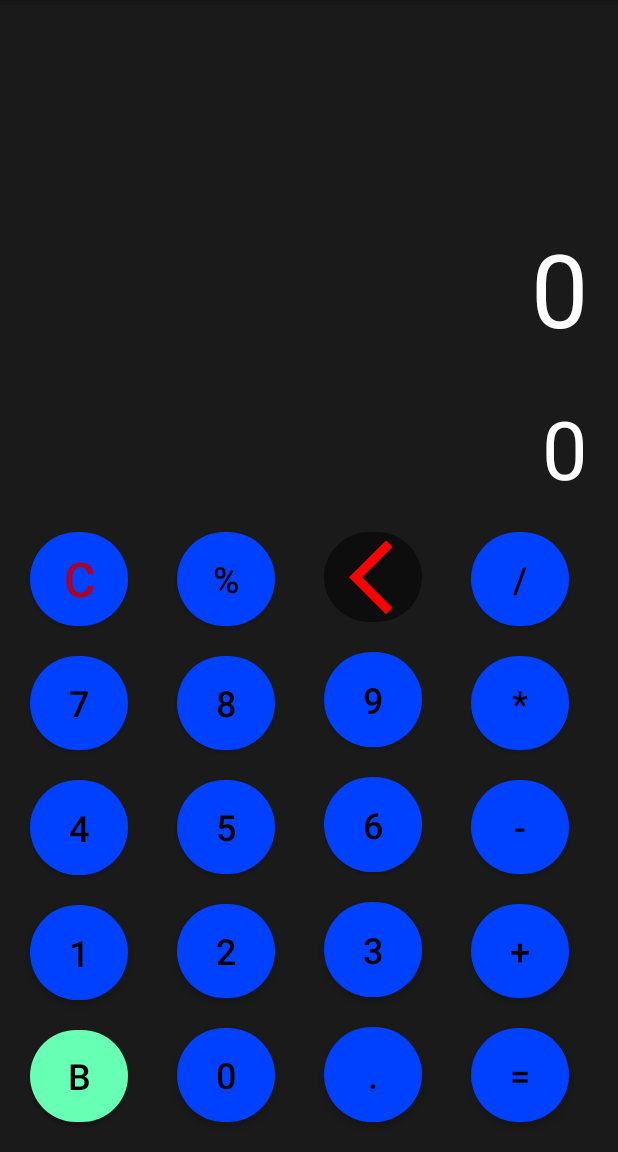
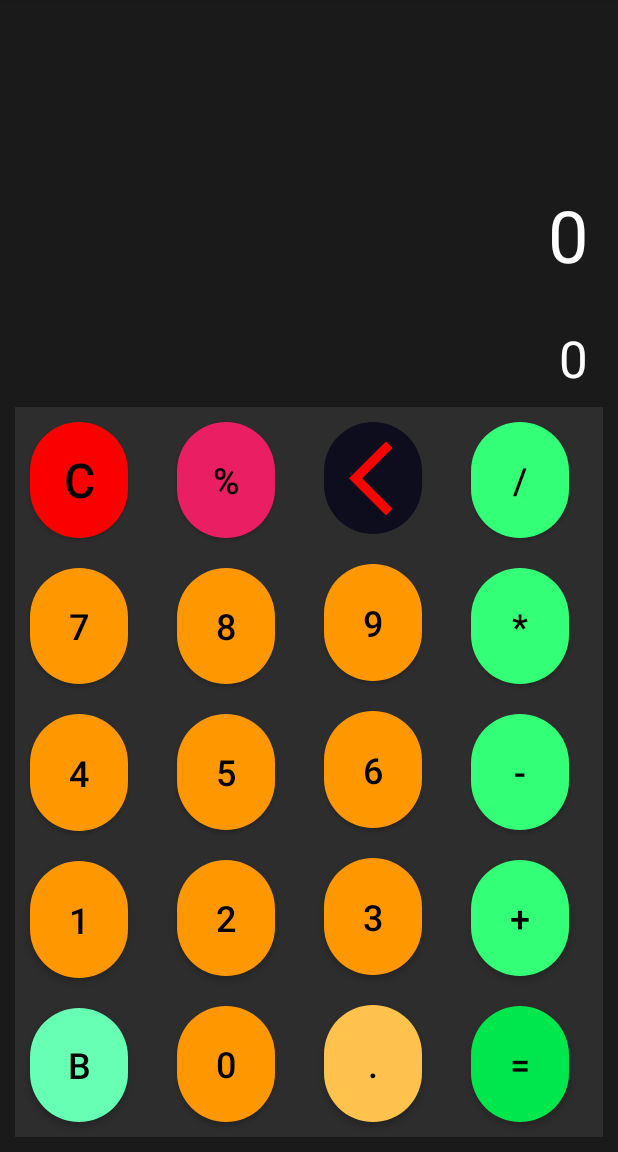
Before and after one commit to saikiranreddyappidi/Calculator, an Android app: the screen it shows after launch (MainActivity), on a phone screen of 412 x 824 dp, the part 84-1236 px from its top. Run offline under Robolectric (Android 15) with nearby library versions, the phone set to English and light mode, and no system bars.

Commit message:
Minor UI updates

```diff
--- a/app/src/main/java/com/example/calculator/MainActivity.java
+++ b/app/src/main/java/com/example/calculator/MainActivity.java
@@ -1,5 +1,6 @@
 package com.example.calculator;
 
+import android.graphics.Color;
 import android.os.Bundle;
 import android.view.View;
 import android.widget.Button;
@@ -123,7 +124,7 @@ class EvaluateString
             }
             double value=val.pop();
             System.out.println("\nResult = "+value);
-            return value;
+            return (float)value;
         }
         catch (Exception e){
             System.out.println("Invalid Expression Evaluation"+e.getMessage());
--- a/app/src/main/res/layout/activity_main.xml
+++ b/app/src/main/res/layout/activity_main.xml
@@ -4,14 +4,13 @@
     xmlns:app="http://schemas.android.com/apk/res-auto"
     android:layout_width="match_parent"
     android:layout_height="match_parent"
+    android:background="#1a1a1a"
     android:orientation="vertical"
-    android:background="#1a1a1a"
     android:padding="10sp">
-
 
     <LinearLayout
         android:layout_width="match_parent"
-        android:layout_height="170sp"
+        android:layout_height="133dp"
         android:layout_weight="1"
         android:orientation="vertical"
         android:padding="10sp">
@@ -21,21 +20,21 @@
             android:layout_width="match_parent"
             android:layout_height="51sp"
             android:layout_weight="1"
+            android:autoSizeMaxTextSize="48sp"
+            android:autoSizeMinTextSize="24sp"
+            android:autoSizeStepGranularity="2sp"
+            android:autoSizeTextType="uniform"
             android:gravity="bottom|end"
             android:text="@string/_0"
             android:textColor="@color/white"
-            android:textSize="24sp"
-            android:autoSizeTextType="uniform"
-            android:autoSizeMinTextSize="24sp"
-            android:autoSizeMaxTextSize="68sp"
-            android:autoSizeStepGranularity="2sp" />
+            android:textSize="24sp" />
 
         <TextView
             android:id="@+id/output"
             android:layout_width="match_parent"
             android:layout_height="14sp"
             android:layout_weight="0.5"
-            android:autoSizeMaxTextSize="54sp"
+            android:autoSizeMaxTextSize="34sp"
             android:autoSizeMinTextSize="12sp"
             android:autoSizeStepGranularity="2sp"
             android:autoSizeTextType="uniform"
@@ -45,14 +44,14 @@
             android:textSize="34sp" />
 
 
-
     </LinearLayout>
 
     <LinearLayout
         android:layout_width="match_parent"
-        android:layout_height="0dp"
+        android:layout_height="wrap_content"
         android:layout_weight="2.5"
-        android:orientation="horizontal">
+        android:background="#2E2D2D"
+        android:baselineAligned="false">
 
         <LinearLayout
             android:layout_width="0dp"
@@ -65,25 +64,30 @@
                 android:id="@+id/imageButton"
                 android:layout_width="65sp"
                 android:layout_height="13sp"
+                android:layout_gravity="fill_vertical"
+                android:layout_marginLeft="10sp"
+                android:layout_marginTop="10sp"
+                android:layout_marginRight="10sp"
+                android:layout_marginBottom="10sp"
                 android:layout_weight="1"
                 android:background="@drawable/cancel_button"
-                android:backgroundTint="#0d0d0d"
                 android:onClick="clear"
                 android:padding="0sp"
+                android:shadowColor="@color/black"
                 android:text="@string/c"
-                android:shadowColor="@color/black"
-                android:textColor="@color/design_default_color_error"
+                android:textColor="#000000"
                 android:textSize="32sp"
-                android:layout_marginTop="10sp"
-                android:layout_marginBottom="10sp"
-                android:layout_marginRight="10sp"
-                android:layout_marginLeft="10sp"
-                android:layout_gravity="fill_vertical"/>
+                app:backgroundTint="#FB0000" />
 
             <Button
                 android:id="@+id/button_7"
                 android:layout_width="65sp"
                 android:layout_height="13sp"
+                android:layout_gravity="fill_vertical"
+                android:layout_marginLeft="10sp"
+                android:layout_marginTop="10sp"
+                android:layout_marginRight="10sp"
+                android:layout_marginBottom="10sp"
                 android:layout_weight="1"
                 android:background="@drawable/rounded_corner"
                 android:onClick="seven"
@@ -91,17 +95,18 @@
                 android:text="@string/_7"
                 android:textColor="#000000"
                 android:textSize="24sp"
-                android:layout_marginTop="10sp"
-                android:layout_marginBottom="10sp"
-                android:layout_marginRight="10sp"
-                android:layout_marginLeft="10sp"
-                android:layout_gravity="fill_vertical"/>
+                app:backgroundTint="#FF9800" />
 
 
             <Button
                 android:id="@+id/button_4"
                 android:layout_width="65sp"
                 android:layout_height="13sp"
+                android:layout_gravity="fill_vertical"
+                android:layout_marginLeft="10sp"
+                android:layout_marginTop="10sp"
+                android:layout_marginRight="10sp"
+                android:layout_marginBottom="10sp"
                 android:layout_weight="1"
                 android:background="@drawable/rounded_corner"
                 android:onClick="four"
@@ -109,15 +114,17 @@
                 android:text="@string/_4"
                 android:textColor="#000000"
                 android:textSize="24sp"
-                android:layout_marginTop="10sp"
-                android:layout_marginBottom="10sp"
-                android:layout_marginRight="10sp"
-                android:layout_marginLeft="10sp"
-                android:layout_gravity="fill_vertical"/>
+                app:backgroundTint="#FF9800" />
+
             <Button
                 android:id="@+id/button_1"
                 android:layout_width="65sp"
                 android:layout_height="13sp"
+                android:layout_gravity="fill_vertical"
+                android:layout_marginLeft="10sp"
+                android:layout_marginTop="10sp"
+                android:layout_marginRight="10sp"
+                android:layout_marginBottom="10sp"
                 android:layout_weight="1"
                 android:background="@drawable/rounded_corner"
                 android:onClick="one"
@@ -125,11 +132,7 @@
                 android:text="@string/t2_1"
                 android:textColor="#000000"
                 android:textSize="24sp"
-                android:layout_marginTop="10sp"
-                android:layout_marginBottom="10sp"
-                android:layout_marginRight="10sp"
-                android:layout_marginLeft="10sp"
-                android:layout_gravity="fill_vertical"/>
+                app:backgroundTint="#FF9800" />
 
 
             <ToggleButton
@@ -142,13 +145,13 @@
                 android:layout_marginRight="10sp"
                 android:layout_marginBottom="10sp"
                 android:layout_weight="1"
+                android:background="@drawable/cancel_button"
+                android:backgroundTint="#66ffb3"
+                android:checked="false"
                 android:padding="0sp"
                 android:textColor="#000000"
-                android:backgroundTint="#66ffb3"
-                android:background="@drawable/cancel_button"
                 android:textOff="@string/b"
                 android:textOn="@string/a"
-                android:checked="false"
                 android:textSize="24sp" />
         </LinearLayout>
 
@@ -162,6 +165,11 @@
                 android:id="@+id/button_modulo"
                 android:layout_width="65sp"
                 android:layout_height="13sp"
+                android:layout_gravity="fill_vertical"
+                android:layout_marginLeft="10sp"
+                android:layout_marginTop="10sp"
+                android:layout_marginRight="10sp"
+                android:layout_marginBottom="10sp"
                 android:layout_weight="1"
                 android:background="@drawable/rounded_corner"
                 android:onClick="modulus"
@@ -169,16 +177,17 @@
                 android:text="@string/modulo"
                 android:textColor="#000000"
                 android:textSize="24sp"
-                android:layout_marginTop="10sp"
-                android:layout_marginBottom="10sp"
-                android:layout_marginRight="10sp"
-                android:layout_marginLeft="10sp"
-                android:layout_gravity="fill_vertical"/>
+                app:backgroundTint="#E91E63" />
 
             <Button
                 android:id="@+id/button_8"
                 android:layout_width="65sp"
                 android:layout_height="13sp"
+                android:layout_gravity="fill_vertical"
+                android:layout_marginLeft="10sp"
+                android:layout_marginTop="10sp"
+                android:layout_marginRight="10sp"
+                android:layout_marginBottom="10sp"
                 android:layout_weight="1"
                 android:background="@drawable/rounded_corner"
                 android:onClick="eight"
@@ -186,16 +195,17 @@
                 android:text="@string/_8"
                 android:textColor="#000000"
                 android:textSize="24sp"
-                android:layout_marginTop="10sp"
-                android:layout_marginBottom="10sp"
-                android:layout_marginRight="10sp"
-                android:layout_marginLeft="10sp"
-                android:layout_gravity="fill_vertical"/>
+                app:backgroundTint="#FF9800" />
 
             <Button
                 android:id="@+id/button_5"
                 android:layout_width="65sp"
                 android:layout_height="13sp"
+                android:layout_gravity="fill_vertical"
+                android:layout_marginLeft="10sp"
+                android:layout_marginTop="10sp"
+                android:layout_marginRight="10sp"
+                android:layout_marginBottom="10sp"
                 android:layout_weight="1"
                 android:background="@drawable/rounded_corner"
                 android:onClick="five"
@@ -203,17 +213,18 @@
                 android:text="@string/_5"
                 android:textColor="#000000"
                 android:textSize="24sp"
-                android:layout_marginTop="10sp"
-                android:layout_marginBottom="10sp"
-                android:layout_marginRight="10sp"
-                android:layout_marginLeft="10sp"
-                android:layout_gravity="fill_vertical"/>
+                app:backgroundTint="#FF9800" />
 
 
             <Button
                 android:id="@+id/button_2"
                 android:layout_width="65sp"
                 android:layout_height="13sp"
+                android:layout_gravity="fill_vertical"
+                android:layout_marginLeft="10sp"
+                android:layout_marginTop="10sp"
+                android:layout_marginRight="10sp"
+                android:layout_marginBottom="10sp"
                 android:layout_weight="1"
                 android:background="@drawable/rounded_corner"
                 android:onClick="two"
@@ -222,16 +233,18 @@
                 android:text="@string/_2"
                 android:textColor="#000000"
                 android:textSize="24sp"
-                app:cornerRadius="1000sp"
-                android:layout_marginTop="10sp"
-                android:layout_marginBottom="10sp"
-                android:layout_marginRight="10sp"
-                android:layout_marginLeft="10sp"
-                android:layout_gravity="fill_vertical"/>
+                app:backgroundTint="#FF9800"
+                app:cornerRadius="1000sp" />
+
             <Button
                 android:id="@+id/button_0"
                 android:layout_width="65sp"
                 android:layout_height="13sp"
+                android:layout_gravity="fill_vertical"
+                android:layout_marginLeft="10sp"
+                android:layout_marginTop="10sp"
+                android:layout_marginRight="10sp"
+                android:layout_marginBottom="10sp"
                 android:layout_weight="1"
                 android:background="@drawable/rounded_corner"
                 android:onClick="zero"
@@ -239,11 +252,7 @@
                 android:text="@string/t3_0"
                 android:textColor="#000000"
                 android:textSize="24sp"
-                android:layout_marginTop="10sp"
-                android:layout_marginBottom="10sp"
-                android:layout_marginRight="10sp"
-                android:layout_marginLeft="10sp"
-                android:layout_gravity="fill_vertical"/>
+                app:backgroundTint="#FF9800" />
         </LinearLayout>
 
         <LinearLayout
@@ -256,22 +265,28 @@
                 android:id="@+id/backspace"
                 android:layout_width="65sp"
                 android:layout_height="10sp"
+                android:layout_gravity="fill_vertical"
+                android:layout_marginLeft="10sp"
+                android:layout_marginTop="10sp"
+                android:layout_marginRight="10sp"
+                android:layout_marginBottom="10sp"
                 android:layout_weight="1"
                 android:background="@drawable/backspace_round"
-                android:backgroundTint="#0d0d0d"
+                android:backgroundTint="#0d0d1d"
+                android:contentDescription="@string/backspace"
                 android:onClick="backspace"
                 app:srcCompat="@drawable/backspace"
-                app:tint="@color/red"
-                android:layout_marginTop="10sp"
-                android:layout_marginBottom="10sp"
-                android:layout_marginRight="10sp"
-                android:layout_marginLeft="10sp"
-                android:layout_gravity="fill_vertical"/>
+                app:tint="@color/red" />
 
             <Button
                 android:id="@+id/button_9"
                 android:layout_width="65sp"
                 android:layout_height="13sp"
+                android:layout_gravity="fill_vertical"
+                android:layout_marginLeft="10sp"
+                android:layout_marginTop="10sp"
+                android:layout_marginRight="10sp"
+                android:layout_marginBottom="10sp"
                 android:layout_weight="1"
                 android:background="@drawable/rounded_corner"
                 android:onClick="nine"
@@ -279,17 +294,18 @@
                 android:text="@string/_9"
                 android:textColor="#000000"
                 android:textSize="24sp"
-                android:layout_marginTop="10sp"
-                android:layout_marginBottom="10sp"
-                android:layout_marginRight="10sp"
-                android:layout_marginLeft="10sp"
-                android:layout_gravity="fill_vertical"/>
+                app:backgroundTint="#FF9800" />
 
 
             <Button
                 android:id="@+id/button_6"
                 android:layout_width="65sp"
                 android:layout_height="13sp"
+                android:layout_gravity="fill_vertical"
+                android:layout_marginLeft="10sp"
+                android:layout_marginTop="10sp"
+                android:layout_marginRight="10sp"
+                android:layout_marginBottom="10sp"
                 android:layout_weight="1"
                 android:background="@drawable/rounded_corner"
                 android:onClick="six"
@@ -297,16 +313,17 @@
                 android:text="@string/_6"
                 android:textColor="#000000"
                 android:textSize="24sp"
-                android:layout_marginTop="10sp"
-                android:layout_marginBottom="10sp"
-                android:layout_marginRight="10sp"
-                android:layout_marginLeft="10sp"
-                android:layout_gravity="fill_vertical"/>
+                app:backgroundTint="#FF9800" />
 
             <Button
                 android:id="@+id/button_3"
                 android:layout_width="65sp"
                 android:layout_height="13sp"
+                android:layout_gravity="fill_vertical"
+                android:layout_marginLeft="10sp"
+                android:layout_marginTop="10sp"
+                android:layout_marginRight="10sp"
+                android:layout_marginBottom="10sp"
                 android:layout_weight="1"
                 android:background="@drawable/rounded_corner"
                 android:onClick="three"
@@ -314,17 +331,18 @@
                 android:text="@string/_3"
                 android:textColor="#000000"
                 android:textSize="24sp"
-                android:layout_marginTop="10sp"
-                android:layout_marginBottom="10sp"
-                android:layout_marginRight="10sp"
-                android:layout_marginLeft="10sp"
-                android:layout_gravity="fill_vertical"/>
+                app:backgroundTint="#FF9800" />
 
 
             <Button
                 android:id="@+id/button_dot"
                 android:layout_width="65sp"
                 android:layout_height="13sp"
+                android:layout_gravity="fill_vertical"
+                android:layout_marginLeft="10sp"
+                android:layout_marginTop="10sp"
+                android:layout_marginRight="10sp"
+                android:layout_marginBottom="10sp"
                 android:layout_weight="1"
                 android:background="@drawable/rounded_corner"
                 android:onClick="dot"
@@ -332,11 +350,7 @@
                 android:text="@string/dot"
                 android:textColor="#000000"
                 android:textSize="24sp"
-                android:layout_marginTop="10sp"
-                android:layout_marginBottom="10sp"
-                android:layout_marginRight="10sp"
-                android:layout_marginLeft="10sp"
-                android:layout_gravity="fill_vertical"/>
+                app:backgroundTint="#FFc34d" />
 
         </LinearLayout>
 
@@ -350,6 +364,11 @@
                 android:id="@+id/button_divide"
                 android:layout_width="65sp"
                 android:layout_height="13sp"
+                android:layout_gravity="fill_vertical"
+                android:layout_marginLeft="10sp"
+                android:layout_marginTop="10sp"
+                android:layout_marginRight="10sp"
+                android:layout_marginBottom="10sp"
                 android:layout_weight="1"
                 android:background="@drawable/rounded_corner"
                 android:onClick="divide"
@@ -357,16 +376,17 @@
                 android:text="@string/division"
                 android:textColor="#000000"
                 android:textSize="24sp"
-                android:layout_marginTop="10sp"
-                android:layout_marginBottom="10sp"
-                android:layout_marginRight="10sp"
-                android:layout_marginLeft="10sp"
-                android:layout_gravity="fill_vertical"/>
+                app:backgroundTint="#33ff77" />
 
             <Button
                 android:id="@+id/button_multiply"
                 android:layout_width="65sp"
                 android:layout_height="13sp"
+                android:layout_gravity="fill_vertical"
+                android:layout_marginLeft="10sp"
+                android:layout_marginTop="10sp"
+                android:layout_marginRight="10sp"
+                android:layout_marginBottom="10sp"
                 android:layout_weight="1"
                 android:background="@drawable/rounded_corner"
                 android:onClick="multiply"
@@ -374,16 +394,17 @@
                 android:text="@string/multiply"
                 android:textColor="#000000"
                 android:textSize="24sp"
-                android:layout_marginTop="10sp"
-                android:layout_marginBottom="10sp"
-                android:layout_marginRight="10sp"
-                android:layout_marginLeft="10sp"
-                android:layout_gravity="fill_vertical"/>
+                app:backgroundTint="#33ff77" />
 
             <Button
                 android:id="@+id/button_subtract"
                 android:layout_width="65sp"
                 android:layout_height="13sp"
+                android:layout_gravity="fill_vertical"
+                android:layout_marginLeft="10sp"
+                android:layout_marginTop="10sp"
+                android:layout_marginRight="10sp"
+                android:layout_marginBottom="10sp"
                 android:layout_weight="1"
                 android:background="@drawable/rounded_corner"
                 android:onClick="minus"
@@ -391,16 +412,17 @@
                 android:text="@string/minus0"
                 android:textColor="#000000"
                 android:textSize="24sp"
-                android:layout_marginTop="10sp"
-                android:layout_marginBottom="10sp"
-                android:layout_marginRight="10sp"
-                android:layout_marginLeft="10sp"
-                android:layout_gravity="fill_vertical"/>
+                app:backgroundTint="#33ff77" />
 
             <Button
                 android:id="@+id/button_add"
                 android:layout_width="65sp"
                 android:layout_height="13sp"
+                android:layout_gravity="fill_vertical"
+                android:layout_marginLeft="10sp"
+                android:layout_marginTop="10sp"
+                android:layout_marginRight="10sp"
+                android:layout_marginBottom="10sp"
                 android:layout_weight="1"
                 android:background="@drawable/rounded_corner"
                 android:onClick="plus"
@@ -408,16 +430,17 @@
                 android:text="@string/plus0"
                 android:textColor="#000000"
                 android:textSize="24sp"
-                android:layout_marginTop="10sp"
-                android:layout_marginBottom="10sp"
-                android:layout_marginRight="10sp"
-                android:layout_marginLeft="10sp"
-                android:layout_gravity="fill_vertical"/>
+                app:backgroundTint="#33ff77" />
 
             <Button
                 android:id="@+id/button_equal"
                 android:layout_width="65sp"
                 android:layout_height="13sp"
+                android:layout_gravity="fill_vertical"
+                android:layout_marginLeft="10sp"
+                android:layout_marginTop="10sp"
+                android:layout_marginRight="10sp"
+                android:layout_marginBottom="10sp"
                 android:layout_weight="1"
                 android:background="@drawable/rounded_corner"
                 android:onClick="equal"
@@ -425,11 +448,7 @@
                 android:text="@string/equalTo"
                 android:textColor="#000000"
                 android:textSize="24sp"
-                android:layout_marginTop="10sp"
-                android:layout_marginBottom="10sp"
-                android:layout_marginRight="10sp"
-                android:layout_marginLeft="10sp"
-                android:layout_gravity="fill_vertical"/>
+                app:backgroundTint="#00e64d" />
         </LinearLayout>
 
     </LinearLayout>
--- a/app/src/main/res/values/strings.xml
+++ b/app/src/main/res/values/strings.xml
@@ -33,4 +33,5 @@
     <string name="b">b</string>
     <string name="a">a</string>
     <string name="c">C</string>
+    <string name="backspace">backspace</string>
 </resources>
```
